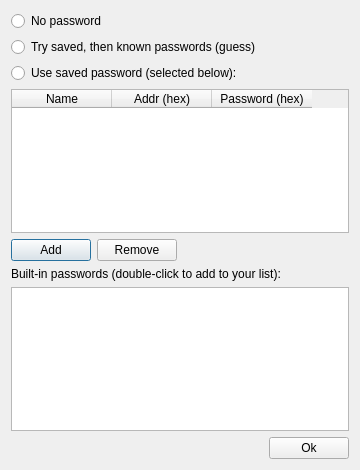
bigbigmdm/SFP-Master, file dialogpass.ui: the form before one commit.
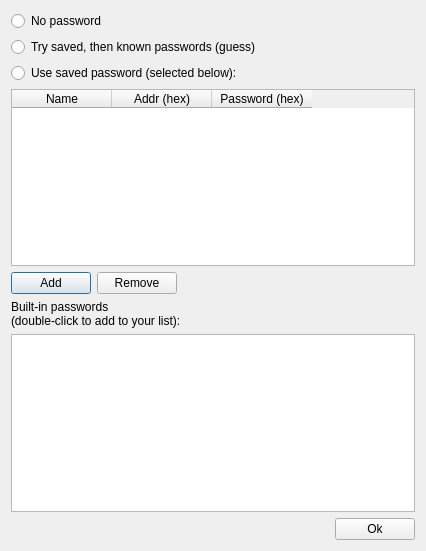
The form after the commit. Icons and pictures are not drawn.

Commit message: Forms size corrected

Patch:
```diff
--- a/dialogpass.ui
+++ b/dialogpass.ui
@@ -6,8 +6,8 @@
    <rect>
     <x>0</x>
     <y>0</y>
-    <width>360</width>
-    <height>470</height>
+    <width>426</width>
+    <height>551</height>
    </rect>
   </property>
   <property name="minimumSize">
@@ -90,7 +90,11 @@
    <item>
     <widget class="QLabel" name="label_builtin">
      <property name="text">
-      <string>Built-in passwords (double-click to add to your list):</string>
+      <string>Built-in passwords
+(double-click to add to your list):</string>
+     </property>
+     <property name="textFormat">
+      <enum>Qt::PlainText</enum>
      </property>
     </widget>
    </item>
```
Left out of the diff: 31 changed lines with no effect on the pictures. The commit also changes 7 other files.
